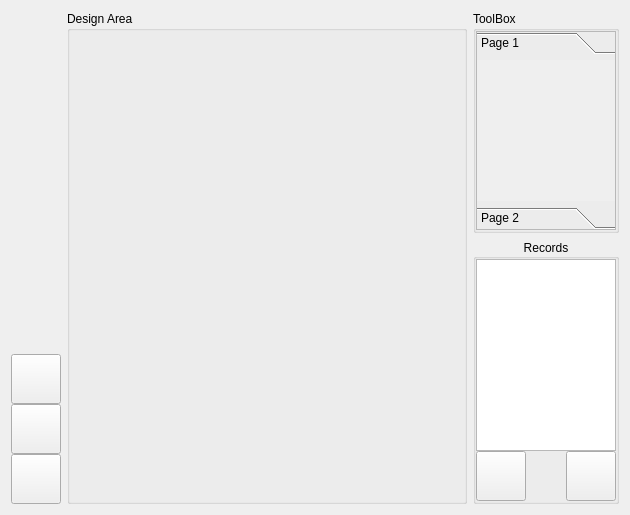
First picture: the form in mainwindow.ui, repository abigdreamer/Objectwheelprivate, before the edit.
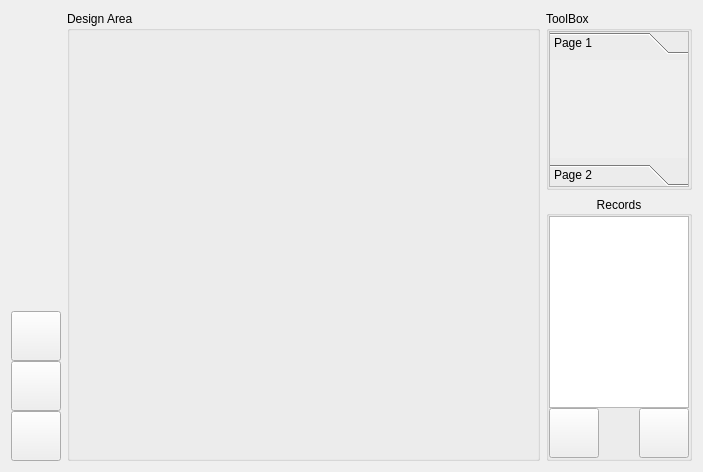
Second picture: the form after the edit. Icons and pictures are not drawn.

```diff
--- a/mainwindow.ui
+++ b/mainwindow.ui
@@ -6,14 +6,17 @@
    <rect>
     <x>0</x>
     <y>0</y>
-    <width>630</width>
-    <height>515</height>
+    <width>703</width>
+    <height>470</height>
    </rect>
   </property>
   <property name="windowTitle">
    <string>ObjectWheel</string>
   </property>
   <widget class="QWidget" name="centralWidget">
+   <property name="styleSheet">
+    <string notr="true"/>
+   </property>
    <layout class="QHBoxLayout" name="horizontalLayout_2">
     <item>
      <layout class="QVBoxLayout" name="verticalLayout_3">
@@ -27,8 +30,8 @@
         </property>
         <property name="sizeHint" stdset="0">
          <size>
-          <width>47</width>
-          <height>342</height>
+          <width>20</width>
+          <height>40</height>
          </size>
         </property>
        </spacer>
```
Left out of the diff: 10 changed lines with no effect on the pictures.
